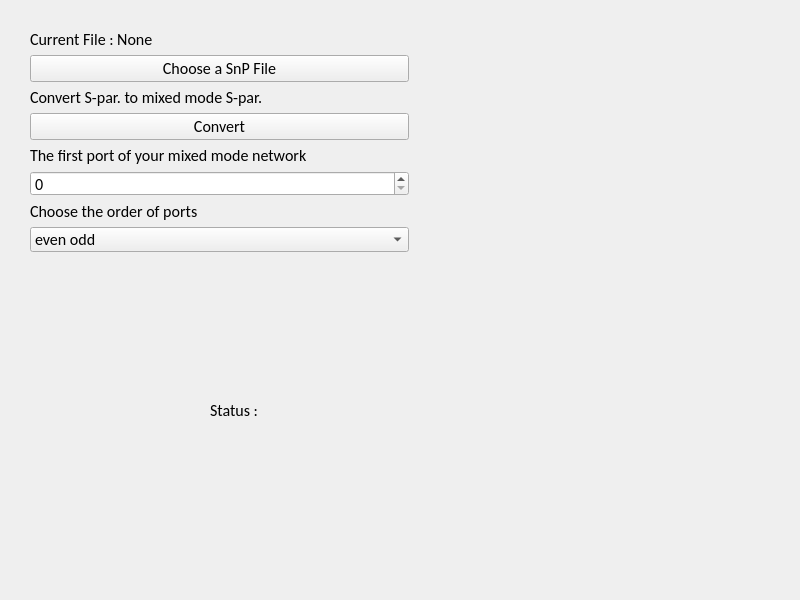
oceanoh-9/network_plot_widget, file UI.ui: the form before one commit.
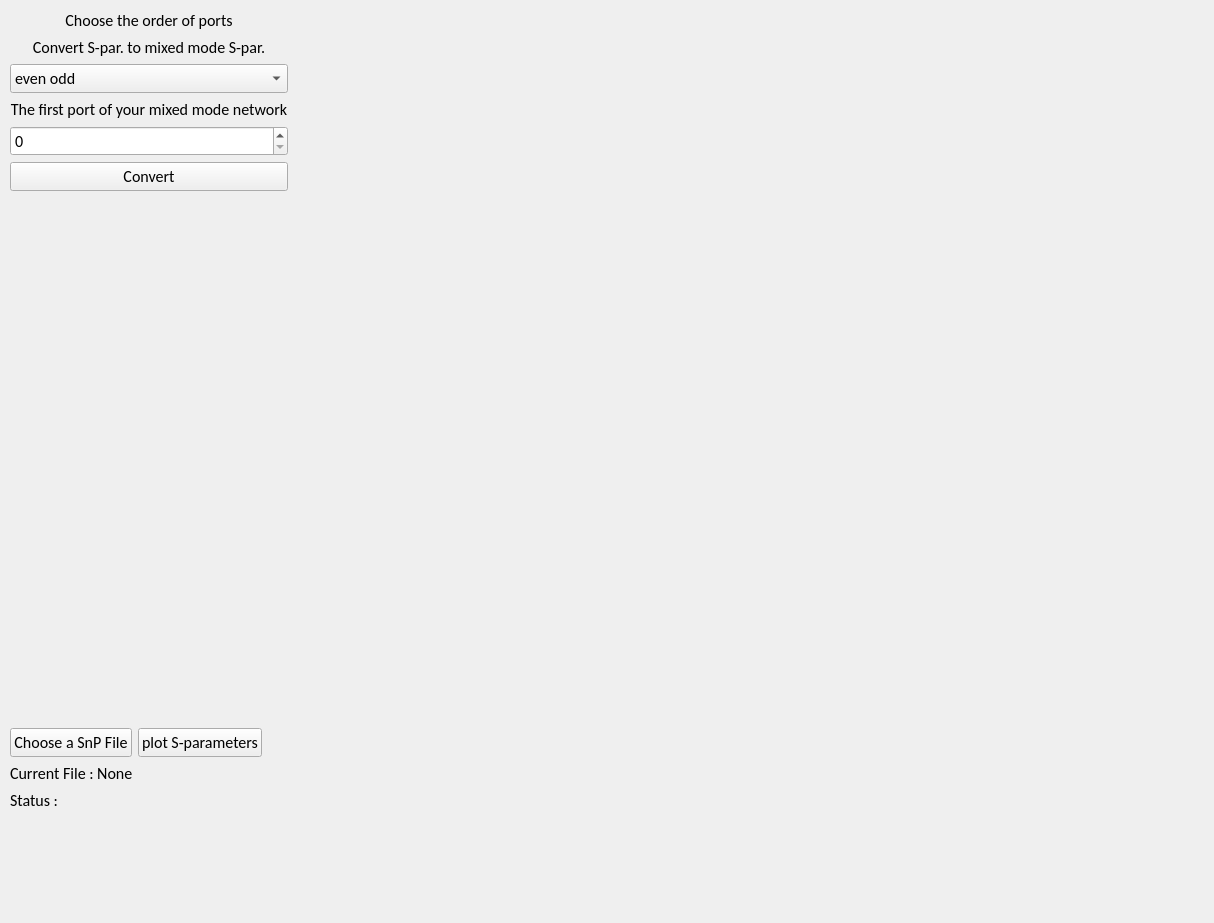
The form after the commit.

What changed in the file:
```diff
--- a/UI.ui
+++ b/UI.ui
@@ -6,10 +6,16 @@
    <rect>
     <x>0</x>
     <y>0</y>
-    <width>800</width>
-    <height>600</height>
+    <width>1214</width>
+    <height>923</height>
    </rect>
   </property>
+  <property name="sizePolicy">
+   <sizepolicy hsizetype="Expanding" vsizetype="Expanding">
+    <horstretch>0</horstretch>
+    <verstretch>0</verstretch>
+   </sizepolicy>
+  </property>
   <property name="font">
    <font>
     <family>Calibri</family>
@@ -19,41 +25,54 @@
   <property name="windowTitle">
    <string>SnP Reader</string>
   </property>
-  <widget class="QLabel" name="Label_Status">
+  <widget class="QWidget" name="verticalLayoutWidget_2">
    <property name="geometry">
     <rect>
-     <x>210</x>
-     <y>380</y>
-     <width>401</width>
-     <height>61</height>
+     <x>0</x>
+     <y>0</y>
+     <width>931</width>
+     <height>821</height>
     </rect>
    </property>
+   <layout class="QVBoxLayout" name="verticalLayout_main" stretch="1,0,0,0">
+    <property name="leftMargin">
+     <number>10</number>
+    </property>
+    <property name="topMargin">
+     <number>10</number>
+    </property>
+    <property name="rightMargin">
+     <number>10</number>
+    </property>
+    <property name="bottomMargin">
+     <number>10</number>
+    </property>
+    <item>
+     <layout class="QHBoxLayout" name="horizontalLayout_2" stretch="0,1">
+      <item>
+       <layout class="QVBoxLayout" name="verticalLayout_mian_function" stretch="0,0,0,0,0,0,1">
+        <item>
+         <widget class="QLabel" name="label_14">
    <property name="text">
-    <string>Status : </string>
-   </property>
-   <property name="textFormat">
-    <enum>Qt::AutoText</enum>
-   </property>
-  </widget>
-  <widget class="QSpinBox" name="spinBox_S2M_start_port">
-   <property name="geometry">
-    <rect>
-     <x>30</x>
-     <y>171</y>
-     <width>379</width>
-     <height>25</height>
-    </rect>
-   </property>
-  </widget>
+           <string>Choose the order of ports</string>
+          </property>
+          <property name="alignment">
+           <set>Qt::AlignCenter</set>
+          </property>
+         </widget>
+        </item>
+        <item>
+         <widget class="QLabel" name="label_13">
+          <property name="text">
+           <string>Convert S-par. to mixed mode S-par.</string>
+          </property>
+          <property name="alignment">
+           <set>Qt::AlignCenter</set>
+          </property>
+         </widget>
+        </item>
+        <item>
   <widget class="QComboBox" name="comboBox_port_order">
-   <property name="geometry">
-    <rect>
-     <x>30</x>
-     <y>227</y>
-     <width>379</width>
-     <height>25</height>
-    </rect>
-   </property>
    <property name="currentText">
     <string>even odd</string>
    </property>
@@ -71,28 +90,22 @@
     </property>
    </item>
   </widget>
-  <widget class="QLabel" name="label_2">
-   <property name="geometry">
-    <rect>
-     <x>30</x>
-     <y>146</y>
-     <width>379</width>
-     <height>19</height>
-    </rect>
-   </property>
+        </item>
+        <item>
+         <widget class="QLabel" name="label_15">
    <property name="text">
     <string>The first port of your mixed mode network</string>
    </property>
-  </widget>
+          <property name="alignment">
+           <set>Qt::AlignCenter</set>
+          </property>
+         </widget>
+        </item>
+        <item>
+         <widget class="QSpinBox" name="spinBox_S2M_start_port"/>
+        </item>
+        <item>
   <widget class="QPushButton" name="pushButton_S2Mixed">
-   <property name="geometry">
-    <rect>
-     <x>30</x>
-     <y>113</y>
-     <width>379</width>
-     <height>27</height>
-    </rect>
-   </property>
    <property name="text">
     <string>Convert</string>
    </property>
@@ -103,66 +116,88 @@
     <bool>false</bool>
    </property>
   </widget>
-  <widget class="QLabel" name="label_3">
-   <property name="geometry">
-    <rect>
-     <x>30</x>
-     <y>202</y>
-     <width>379</width>
-     <height>19</height>
-    </rect>
-   </property>
+        </item>
+        <item>
+         <spacer name="verticalSpacer_5">
+          <property name="orientation">
+           <enum>Qt::Vertical</enum>
+          </property>
+          <property name="sizeHint" stdset="0">
+           <size>
+            <width>20</width>
+            <height>40</height>
+           </size>
+          </property>
+         </spacer>
+        </item>
+       </layout>
+      </item>
+      <item>
+       <layout class="QVBoxLayout" name="verticalLayout_mpl"/>
+      </item>
+     </layout>
+    </item>
+    <item>
+     <layout class="QHBoxLayout" name="horizontalLayout_base_function" stretch="0,0,1">
+      <item>
+       <widget class="QPushButton" name="pushButton_Read_SnP">
    <property name="text">
-    <string>Choose the order of ports</string>
-   </property>
-  </widget>
+         <string>Choose a SnP File</string>
+        </property>
+        <property name="autoDefault">
+         <bool>false</bool>
+        </property>
+        <property name="flat">
+         <bool>false</bool>
+        </property>
+       </widget>
+      </item>
+      <item>
+       <widget class="QPushButton" name="pushButton_plot">
+        <property name="text">
+         <string>plot S-parameters</string>
+        </property>
+       </widget>
+      </item>
+      <item>
+       <spacer name="horizontalSpacer">
+        <property name="orientation">
+         <enum>Qt::Horizontal</enum>
+        </property>
+        <property name="sizeHint" stdset="0">
+         <size>
+          <width>40</width>
+          <height>20</height>
+         </size>
+        </property>
+       </spacer>
+      </item>
+     </layout>
+    </item>
+    <item>
   <widget class="QLabel" name="Label_Show_Opened_File">
-   <property name="geometry">
-    <rect>
-     <x>30</x>
-     <y>30</y>
-     <width>751</width>
-     <height>19</height>
-    </rect>
-   </property>
    <property name="text">
     <string>Current File : None</string>
    </property>
    <property name="scaledContents">
     <bool>true</bool>
    </property>
-  </widget>
-  <widget class="QPushButton" name="pushButton_Read_SnP">
-   <property name="geometry">
-    <rect>
-     <x>30</x>
-     <y>55</y>
-     <width>379</width>
-     <height>27</height>
-    </rect>
-   </property>
+      <property name="alignment">
+       <set>Qt::AlignLeading|Qt::AlignLeft|Qt::AlignVCenter</set>
+      </property>
+     </widget>
+    </item>
+    <item>
+     <widget class="QLabel" name="Label_Status">
    <property name="text">
-    <string>Choose a SnP File</string>
-   </property>
-   <property name="autoDefault">
-    <bool>false</bool>
-   </property>
-   <property name="flat">
-    <bool>false</bool>
-   </property>
-  </widget>
-  <widget class="QLabel" name="label">
-   <property name="geometry">
-    <rect>
-     <x>30</x>
-     <y>88</y>
-     <width>379</width>
-     <height>19</height>
-    </rect>
-   </property>
-   <property name="text">
-    <string>Convert S-par. to mixed mode S-par.</string>
-   </property>
+       <string>Status : </string>
+      </property>
+      <property name="textFormat">
+       <enum>Qt::AutoText</enum>
+      </property>
+     </widget>
+    </item>
+   </layout>
   </widget>
  </widget>
  <resources/>
```
Lines whose indentation alone changed are shown as unchanged.
